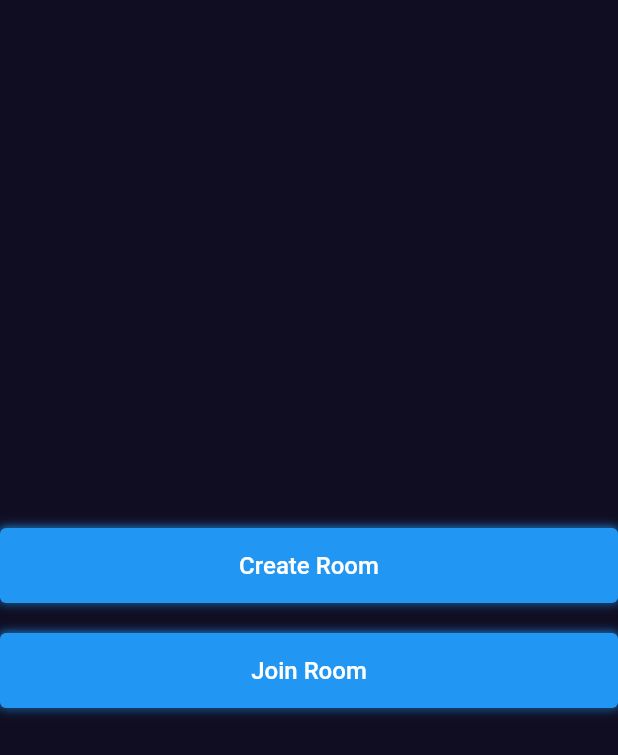
After one commit to chicky-krukie/multiplayer_xoxo, a Flutter app: the screen it shows after launch, on a phone screen of 412 x 824 dp. The commit adds this screen. Shown: the top 755 px of the screen. Run offline on Flutter 3.47's test engine with Material 2 defaults, Android fonts, the light colour scheme and no system bars.

Commit message:
make button size responsive

```diff
--- /dev/null
+++ b/lib/responsive/responsive.dart
@@ -0,0 +1,21 @@
+import 'package:flutter/material.dart';
+
+class Responsive extends StatelessWidget {
+  final Widget child;
+  const Responsive({
+    Key? key,
+    required this.child,
+  }) : super(key: key);
+
+  @override
+  Widget build(BuildContext context) {
+    return Center(
+      child: ConstrainedBox(
+        constraints: const BoxConstraints(
+          maxWidth: 600,
+        ),
+        child: child,
+      ),
+    );
+  }
+}
--- a/lib/screens/main_menu_screen.dart
+++ b/lib/screens/main_menu_screen.dart
@@ -1,5 +1,6 @@
 import 'package:flutter/material.dart';
 import 'package:multiplayer_xoxo/widget/custom_button.dart';
+import 'package:multiplayer_xoxo/responsive/responsive.dart';
 
 class MainMenuScreen extends StatelessWidget {
   const MainMenuScreen({super.key});
@@ -7,13 +8,16 @@ class MainMenuScreen extends StatelessWidget {
   @override
   Widget build(BuildContext context) {
     return Scaffold(
-        body: Column(
+      body: Responsive(
+        child: Column(
           mainAxisAlignment: MainAxisAlignment.center,
           children: [
             CustomButton(onTap: () {}, text: 'Create Room'),
             const SizedBox(height: 20),
             CustomButton(onTap: () {}, text: 'Join Room'),
           ],
-    ));
+        )
+      )
+    );
   }
 }
```
Lines whose indentation alone changed are shown as unchanged.
